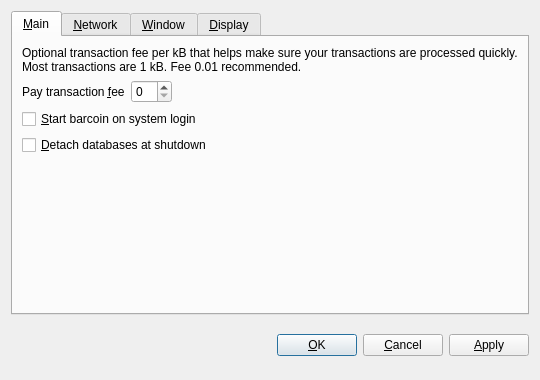
First picture: the form in src/qt/forms/optionsdialog.ui, repository vorocoin/vorocoin, before the edit.
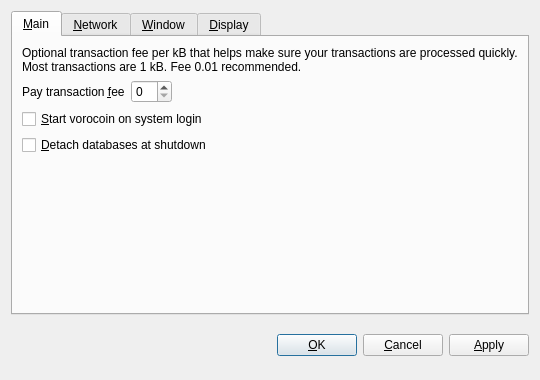
Second picture: the form after the edit. The open tabs and pages were chosen to show the change. Custom widgets are drawn as their Qt base class.

Patch:
```diff
--- a/src/qt/forms/optionsdialog.ui
+++ b/src/qt/forms/optionsdialog.ui
@@ -82,7 +82,7 @@
           <string>Automatically start barcoin after logging in to the system.</string>
          </property>
          <property name="text">
-          <string>&amp;Start barcoin on system login</string>
+          <string>&amp;Start vorocoin on system login</string>
          </property>
         </widget>
        </item>
```
Left out of the diff: 10 changed lines with no effect on the pictures.
